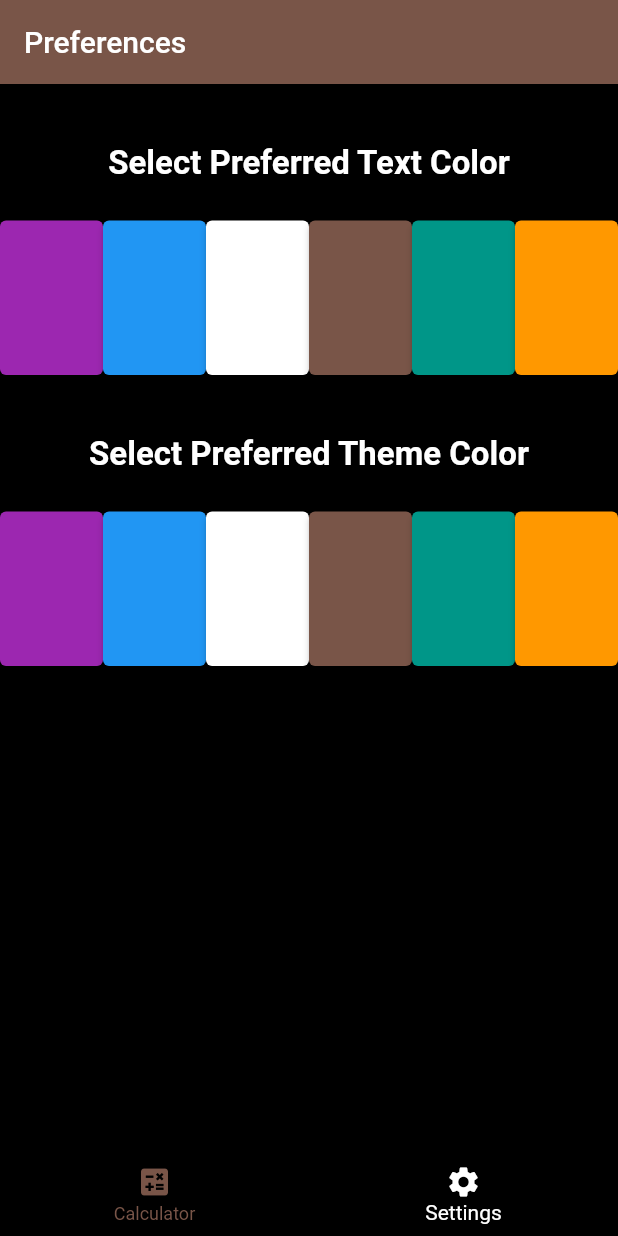
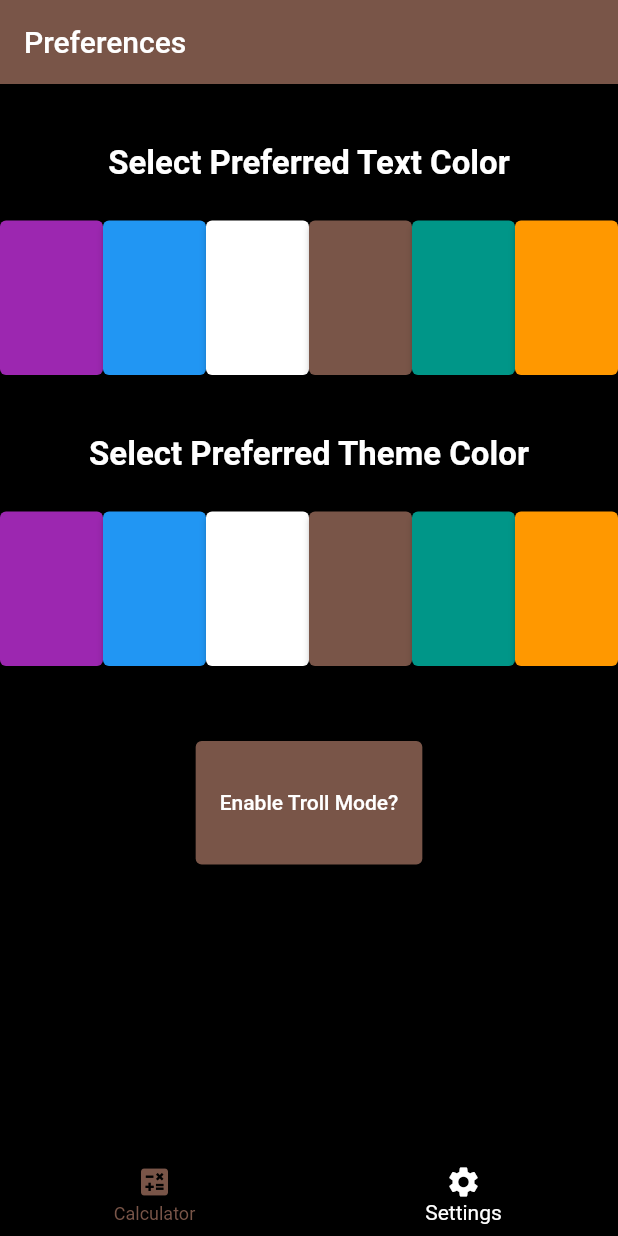
Before and after one commit to Kara-Zor-El/Flutter-Learning, a Flutter app: the screen it shows after launch, item 2 of the bottom bar chosen, on a phone screen of 412 x 824 dp. Run offline on Flutter 3.47's test engine with Material 2 defaults, Android fonts, the phone set to English and light mode, and no system bars.

Commit message:
Added troll mode button

```diff
--- a/calculator_app/lib/main.dart
+++ b/calculator_app/lib/main.dart
@@ -42,7 +42,7 @@ class _MyCalculatorAppState extends State<MyCalculatorApp> {
       return Stack(
         alignment: Alignment.bottomCenter,
         children: [
-          Settings(updateColor: updateColor),
+          Settings(updateColor: updateColor, updateTrollMode: updateTrollMode),
           MyNavbar(onClick: changeSceneIndex, curIndex: index),
         ],
       );
@@ -62,4 +62,10 @@ class _MyCalculatorAppState extends State<MyCalculatorApp> {
       textColor = textColor;
     });
   }
+
+  void updateTrollMode() {
+    setState(() {
+      trollMode;
+    });
+  }
 }
--- a/calculator_app/lib/settings.dart
+++ b/calculator_app/lib/settings.dart
@@ -2,7 +2,9 @@ import 'package:flutter/material.dart';
 
 class Settings extends StatefulWidget {
   final Function updateColor;
-  const Settings({super.key, required this.updateColor});
+  final Function updateTrollMode;
+  const Settings(
+      {super.key, required this.updateColor, required this.updateTrollMode});
 
   @override
   State<Settings> createState() => _SettingsState();
@@ -87,7 +89,9 @@ class _SettingsState extends State<Settings> {
               )
             ],
           ),
-          Row(
+          Padding(
+            padding: const EdgeInsets.only(bottom: 50),
+            child: Row(
               children: [
                 for (var element in colors.entries)
                   Expanded(
@@ -97,17 +101,34 @@ class _SettingsState extends State<Settings> {
                         minimumSize:
                             Size(50, (MediaQuery.of(context).size.height / 8)),
                       ),
-                    child: Text(''),
+                      child: const Text(''),
                       onPressed: () => _setColor(newButtonColor: element.value),
                     ),
                   )
               ],
             ),
+          ),
+          ElevatedButton(
+            onPressed: trollModeHandler,
+            style: ElevatedButton.styleFrom(
+              backgroundColor: buttonColor,
+              minimumSize: Size(50, (MediaQuery.of(context).size.height / 10)),
+            ),
+            child: !trollMode
+                ? const Text("Enable Troll Mode?")
+                : const Text("Disable Troll Mode?"),
+          ),
         ],
       ),
     );
+  }
+
+  void trollModeHandler() {
+    trollMode = !trollMode;
+    widget.updateTrollMode();
   }
 }
 
 Color? textColor = Colors.white;
 Color? buttonColor = Colors.brown;
+bool trollMode = false;
```
Lines whose indentation alone changed are shown as unchanged.
